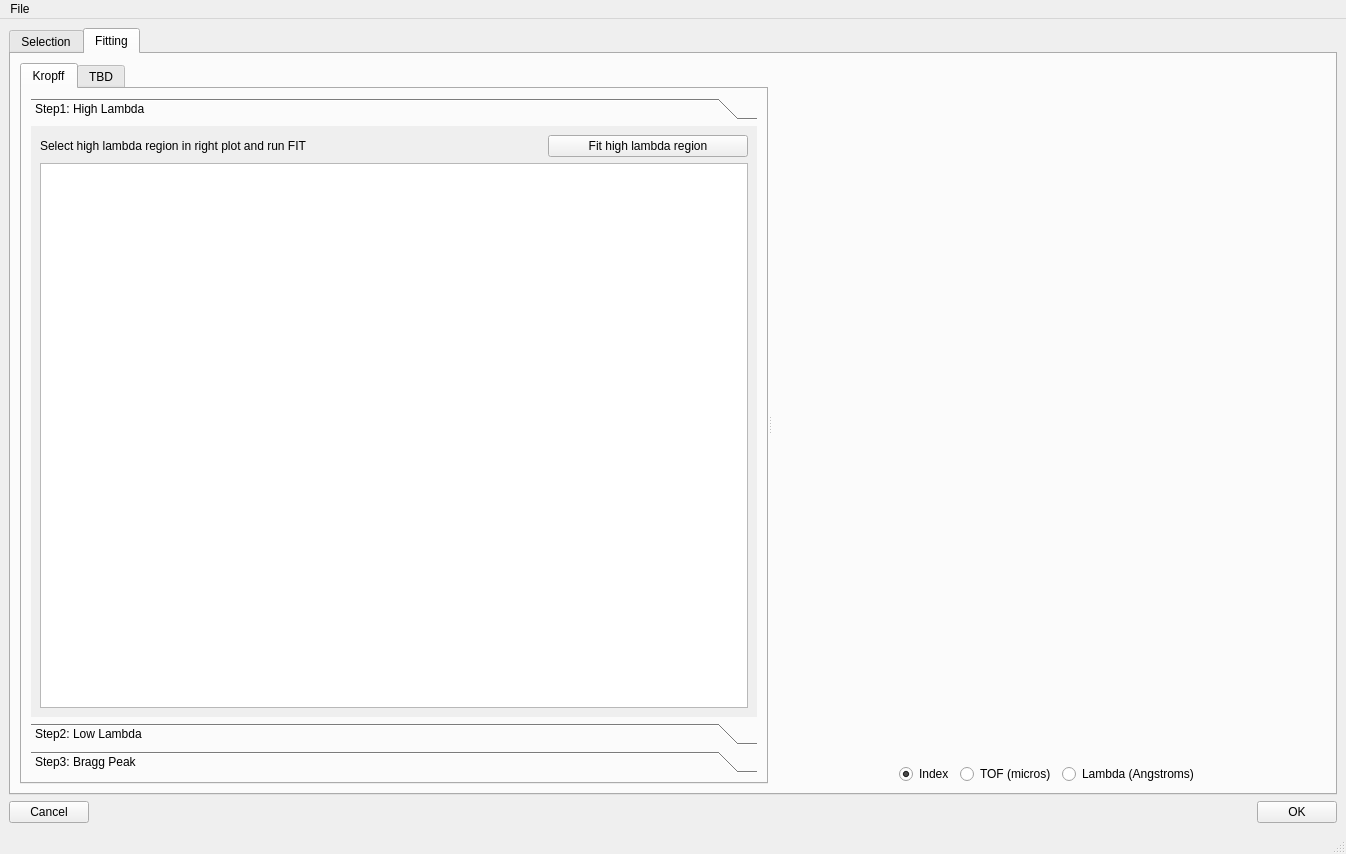
This is ui/ui_bragg_edge_peak_fitting.ui in neutronimaging/python_notebooks as Qt 5 draws it before an edit. The edited form follows.
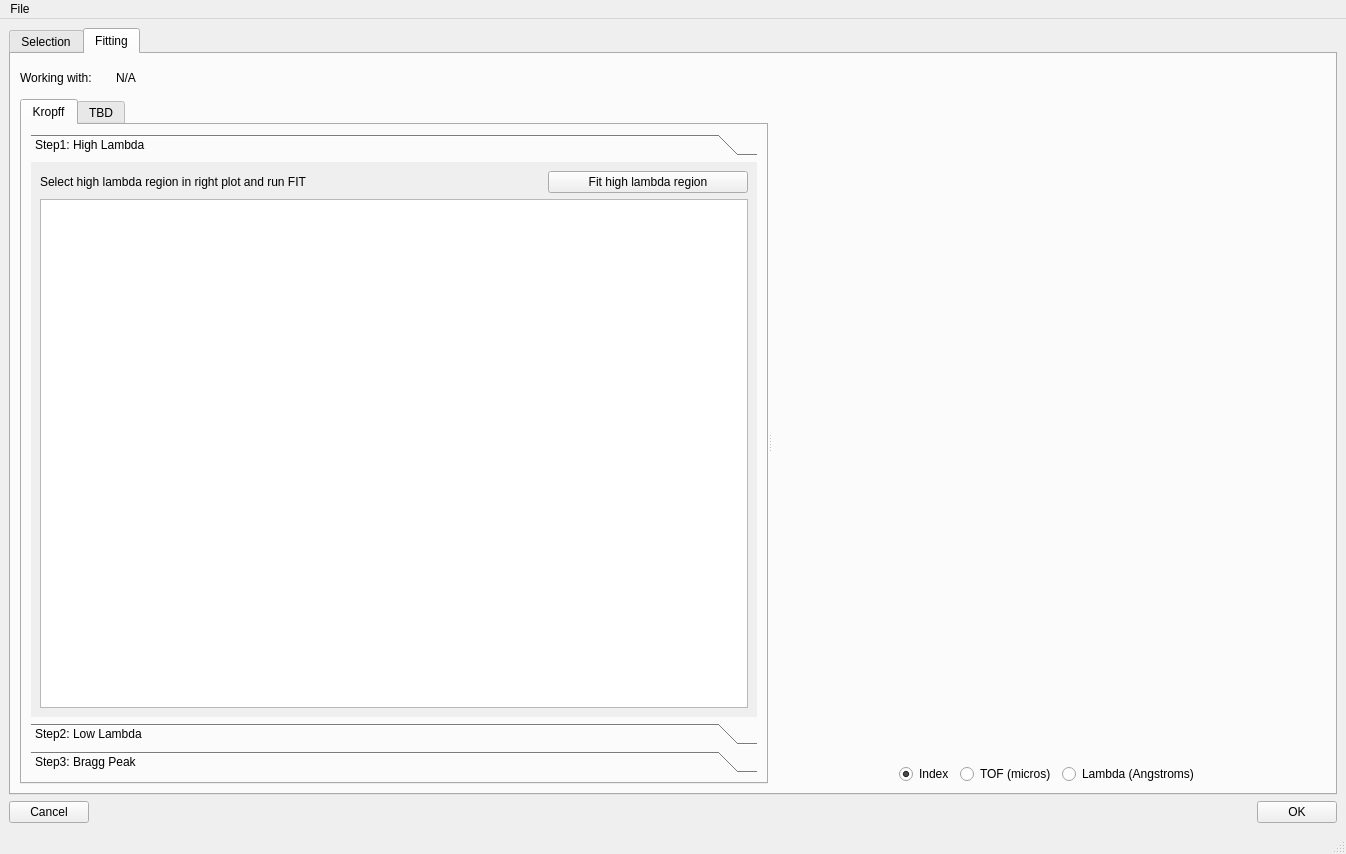
This is the edited form. The open tabs and pages were chosen to show the change.

Commit message: working on importing ascii file

```diff
--- a/ui/ui_bragg_edge_peak_fitting.ui
+++ b/ui/ui_bragg_edge_peak_fitting.ui
@@ -535,8 +535,71 @@
         <string>Fitting</string>
        </attribute>
        <layout class="QVBoxLayout" name="verticalLayout_2">
+        <item>
+         <layout class="QHBoxLayout" name="horizontalLayout_11">
+          <property name="sizeConstraint">
+           <enum>QLayout::SetFixedSize</enum>
+          </property>
+          <item>
+           <widget class="QLabel" name="label_13">
+            <property name="sizePolicy">
+             <sizepolicy hsizetype="Preferred" vsizetype="Minimum">
+              <horstretch>0</horstretch>
+              <verstretch>0</verstretch>
+             </sizepolicy>
+            </property>
+            <property name="minimumSize">
+             <size>
+              <width>90</width>
+              <height>30</height>
+             </size>
+            </property>
+            <property name="maximumSize">
+             <size>
+              <width>90</width>
+              <height>30</height>
+             </size>
+            </property>
+            <property name="text">
+             <string>Working with: </string>
+            </property>
+           </widget>
+          </item>
+          <item>
+           <widget class="QLabel" name="working_folder_value">
+            <property name="sizePolicy">
+             <sizepolicy hsizetype="Preferred" vsizetype="Minimum">
+              <horstretch>0</horstretch>
+              <verstretch>0</verstretch>
+             </sizepolicy>
+            </property>
+            <property name="minimumSize">
+             <size>
+              <width>0</width>
+              <height>30</height>
+             </size>
+            </property>
+            <property name="maximumSize">
+             <size>
+              <width>16777215</width>
+              <height>30</height>
+             </size>
+            </property>
+            <property name="text">
+             <string>N/A</string>
+            </property>
+           </widget>
+          </item>
+         </layout>
+        </item>
         <item>
          <widget class="QSplitter" name="splitter_2">
+          <property name="sizePolicy">
+           <sizepolicy hsizetype="Expanding" vsizetype="Expanding">
+            <horstretch>0</horstretch>
+            <verstretch>0</verstretch>
+           </sizepolicy>
+          </property>
           <property name="orientation">
            <enum>Qt::Horizontal</enum>
           </property>
@@ -560,7 +623,7 @@
                   <x>0</x>
                   <y>0</y>
                   <width>677</width>
-                  <height>521</height>
+                  <height>479</height>
                  </rect>
                 </property>
                 <attribute name="label">
```
Left out of the diff: 23 changed lines with no effect on the pictures. The commit also changes 2 other files.
